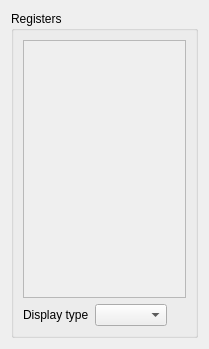
This is src/registercontainerwidget.ui in mortbopet/Ripes as Qt 5 draws it before an edit. The edited form follows.
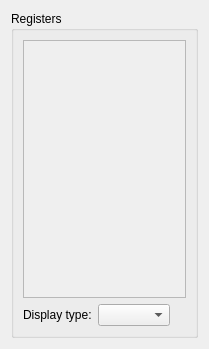
This is the edited form.

```diff
--- a/src/registercontainerwidget.ui
+++ b/src/registercontainerwidget.ui
@@ -55,7 +55,7 @@
         <item>
          <widget class="QLabel" name="label">
           <property name="text">
-           <string>Display type</string>
+           <string>Display type:</string>
           </property>
          </widget>
         </item>
```
